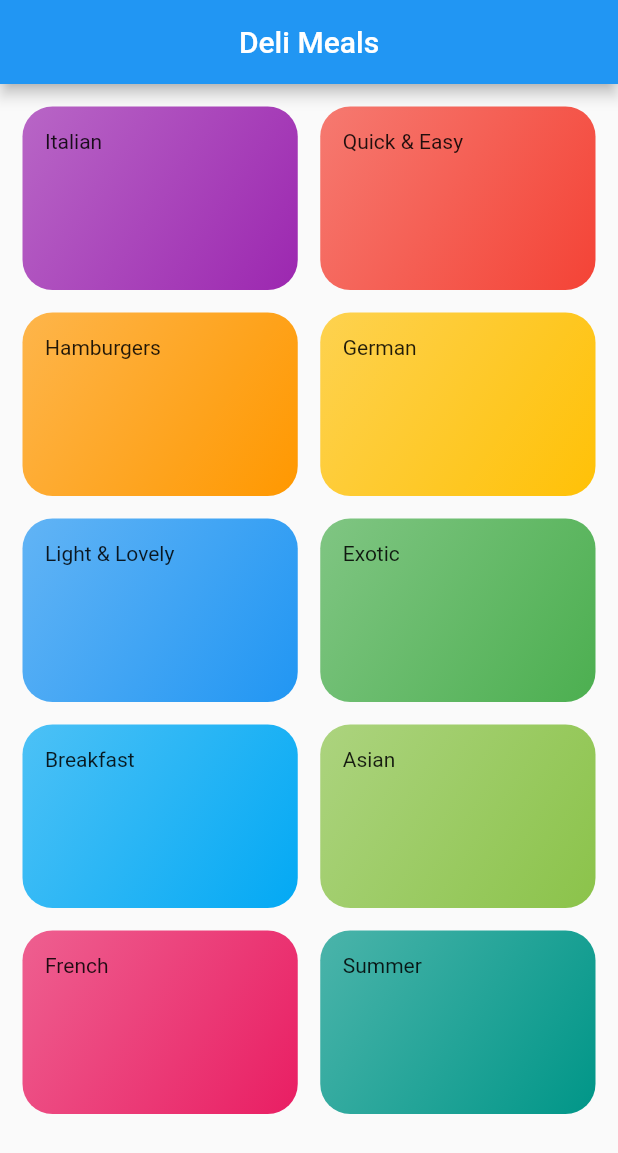
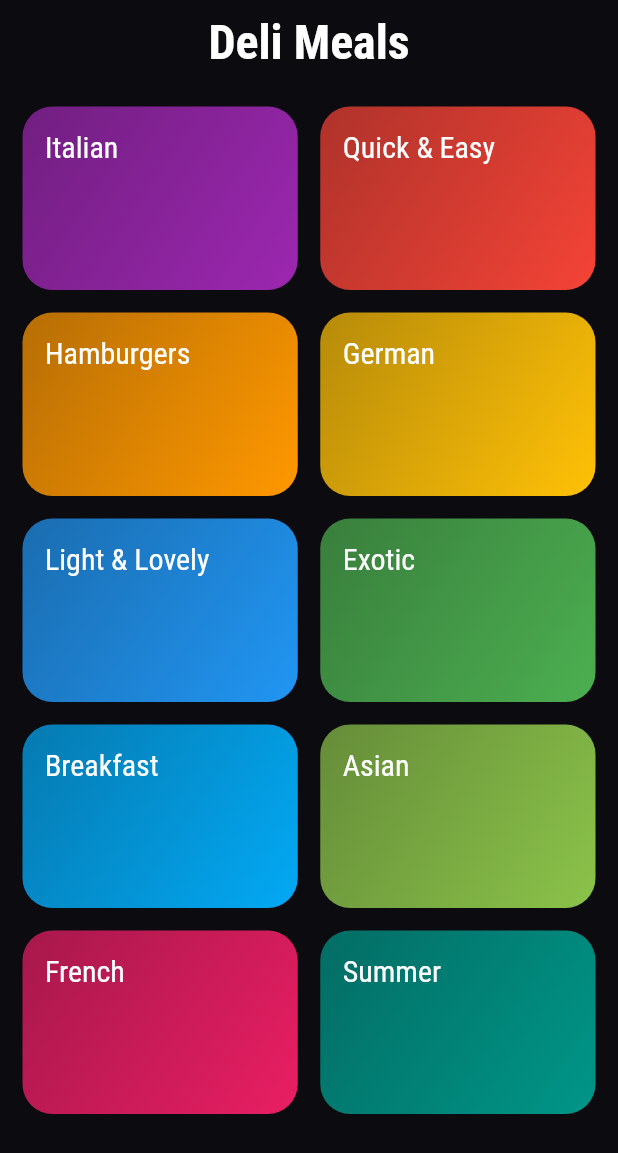
Before and after one commit to Basith-P/DeliMeals, a Flutter app: the screen it shows after launch, on a phone screen of 412 x 824 dp. Shown: the top 1153 px of the screen. Run offline on Flutter 3.47's test engine with Material 2 defaults, Android fonts, the phone set to English and light mode, and no system bars.

Commit message:
Set themes

```diff
--- a/lib/main.dart
+++ b/lib/main.dart
@@ -1,3 +1,5 @@
+import 'dart:ui';
+
 import 'package:flutter/material.dart';
 
 import 'widgets/categories_screen.dart';
@@ -9,7 +11,29 @@ class DeliMealsApp extends StatelessWidget {
   Widget build(BuildContext context) {
     return MaterialApp(
       title: 'DeliMeals',
-      theme: ThemeData.light(),
+      theme: ThemeData.dark().copyWith(
+        accentColor: Colors.amber,
+        canvasColor: Color.fromRGBO(255, 254, 229, 1),
+        scaffoldBackgroundColor: Color(0xff0C0B10),
+        appBarTheme: AppBarTheme(
+          backgroundColor: Color(0xff0C0B10),
+          elevation: 0,
+        ),
+        textTheme: ThemeData.dark().textTheme.copyWith(
+              bodyText2: TextStyle(color: Color.fromRGBO(20, 51, 51, 1)),
+              bodyText1: TextStyle(color: Color.fromRGBO(20, 51, 51, 1)),
+              headline6: TextStyle(
+                fontSize: 20,
+                fontFamily: 'RobotoCondensed',
+                // fontWeight: FontWeight.normal,
+              ),
+              headline1: TextStyle(
+                fontFamily: 'RobotoCondensed',
+                fontSize: 32,
+                fontWeight: FontWeight.bold,
+              ),
+            ),
+      ),
       debugShowCheckedModeBanner: false,
       home: CategoriesPage(),
     );
--- a/lib/widgets/categories_screen.dart
+++ b/lib/widgets/categories_screen.dart
@@ -8,7 +8,10 @@ class CategoriesPage extends StatelessWidget {
   Widget build(BuildContext context) {
     return Scaffold(
       appBar: AppBar(
-        title: Text('Deli Meals'),
+        title: Text(
+          'Deli Meals',
+          style: Theme.of(context).textTheme.headline1,
+        ),
         centerTitle: true,
       ),
       body: SafeArea(
--- a/lib/widgets/category_item.dart
+++ b/lib/widgets/category_item.dart
@@ -10,7 +10,10 @@ class CategoryItem extends StatelessWidget {
   Widget build(BuildContext context) {
     return Container(
       padding: const EdgeInsets.all(15),
-      child: Text(title),
+      child: Text(
+        title,
+        style: Theme.of(context).textTheme.headline6,
+      ),
       decoration: BoxDecoration(
         gradient: LinearGradient(
           colors: [
```
